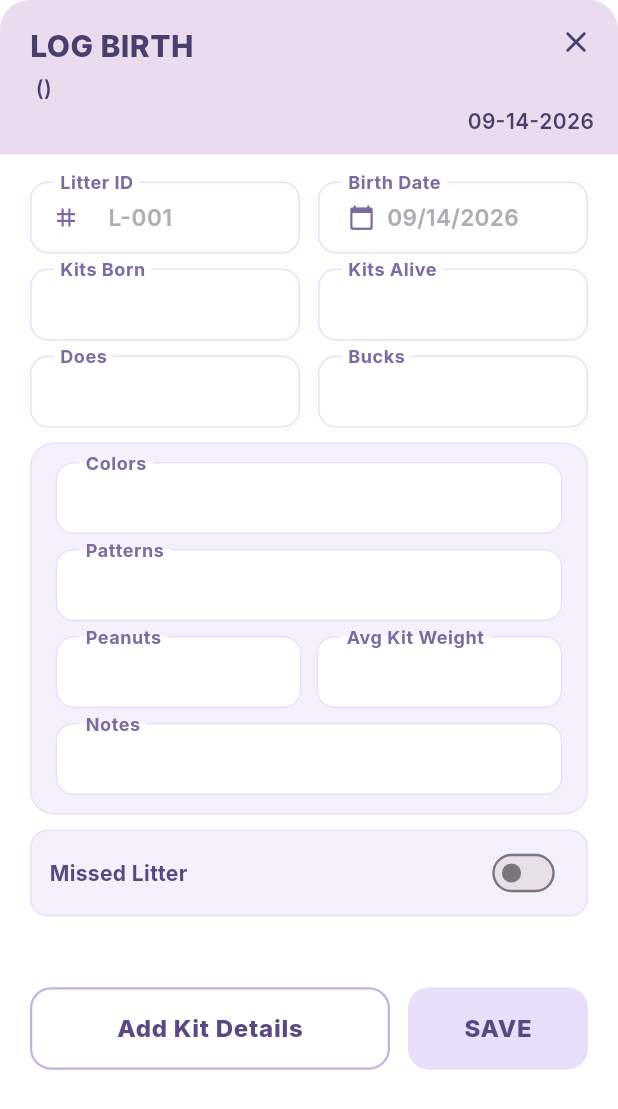
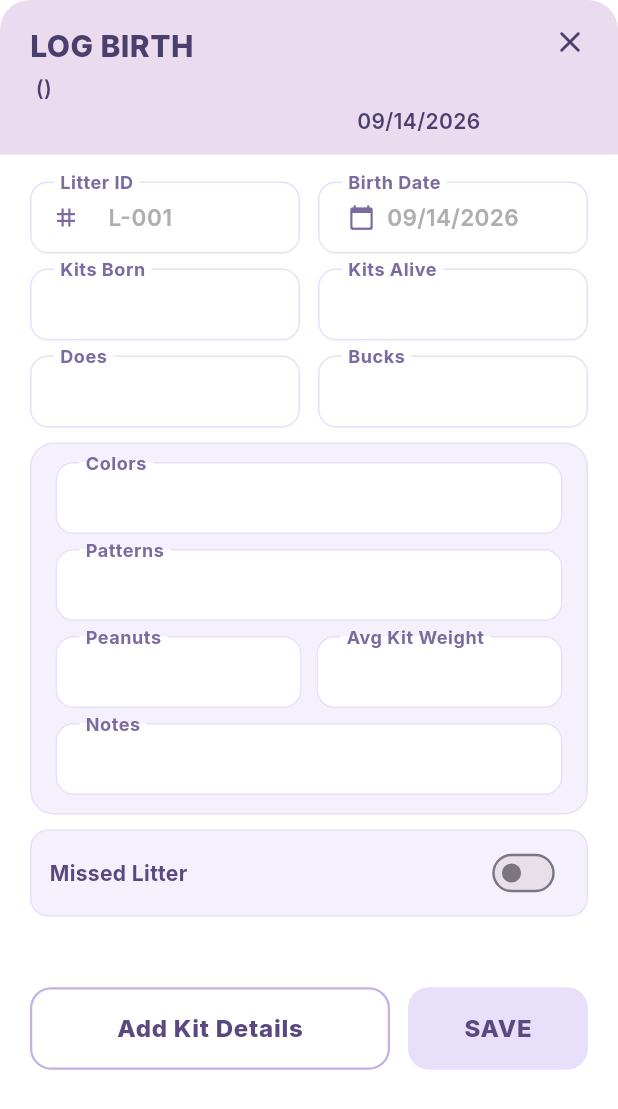
Before and after one commit to superior-v/rabbitry, a Flutter app: the LogBirthModal widget shown alone on an empty page, opened directly with empty values, on a phone screen of 412 x 824 dp. Shown: the top 1109 px of the screen. Run offline on Flutter 3.47's test engine with Material 3 defaults, Android fonts, the light colour scheme and no system bars; our stand-ins replace csv, file_picker, fl_chart, flutter_local_notifications, flutter_svg, flutter_timezone and 12 more; accounts and stored records are empty; project files that could hold a hidden picture were left out.

Commit message:
Homepage 14/09

```diff
--- a/lib/widgets/modals/log_birth_modal.dart
+++ b/lib/widgets/modals/log_birth_modal.dart
@@ -164,7 +164,7 @@ class _LogBirthModalState extends State<LogBirthModal> {
         children: [
           // Header
           Container(
-            padding: const EdgeInsets.fromLTRB(20, 16, 16, 12),
+            padding: const EdgeInsets.fromLTRB(20, 16, 20, 12),
             decoration: const BoxDecoration(
               color: Color(0xFFEADBEE),
               borderRadius: BorderRadius.vertical(top: Radius.circular(20)),
@@ -188,15 +188,16 @@ class _LogBirthModalState extends State<LogBirthModal> {
                 ),
                 const SizedBox(height: 4),
                 Row(
-                  mainAxisAlignment: MainAxisAlignment.spaceBetween,
                   crossAxisAlignment: CrossAxisAlignment.end,
                   children: [
-                    Column(
+                    Expanded(
+                      child: Column(
                         crossAxisAlignment: CrossAxisAlignment.start,
                         children: [
                           Text(
                             '${widget.doe.name} (${widget.doe.id})',
                             style: const TextStyle(fontSize: 14, fontWeight: FontWeight.w600, color: Color(0xFF4A3E6D)),
+                            overflow: TextOverflow.ellipsis,
                           ),
                           const SizedBox(height: 2),
                           Text(
@@ -204,12 +205,26 @@ class _LogBirthModalState extends State<LogBirthModal> {
                                 ? '$_buckName (${widget.doe.lastBreedBuckId ?? ''})'
                                 : (widget.doe.lastBreedBuckId != null ? widget.doe.lastBreedBuckId! : 'Unknown Sire'),
                             style: const TextStyle(fontSize: 14, fontWeight: FontWeight.w600, color: Color(0xFF4A3E6D)),
+                            overflow: TextOverflow.ellipsis,
                           ),
                         ],
                       ),
-                    Text(
-                      DateFormat('MM-dd-yyyy').format(_kindleDate),
+                    ),
+                    const SizedBox(width: 12),
+                    Expanded(
+                      child: Padding(
+                        padding: const EdgeInsets.only(left: 26),
+                        child: Text(
+                          _bredDate != null
+                              ? DateFormat('MM/dd/yyyy').format(_bredDate!)
+                              : (widget.doe.lastBreedDate != null
+                                  ? DateFormat('MM/dd/yyyy').format(widget.doe.lastBreedDate!)
+                                  : (widget.doe.kindleDate != null
+                                      ? DateFormat('MM/dd/yyyy').format(widget.doe.kindleDate!.subtract(const Duration(days: 31)))
+                                      : DateFormat('MM/dd/yyyy').format(_kindleDate))),
                           style: const TextStyle(fontSize: 14, fontWeight: FontWeight.w600, color: Color(0xFF4A3E6D)),
+                        ),
+                      ),
                     ),
                   ],
                 ),
```
Also changed, not shown: lib/screens/home_dashboard_screen.dart (+52 -126 lines), lib/widgets/breeding_pipeline_card.dart (+5 -7 lines). Lines whose indentation alone changed are shown as unchanged.
